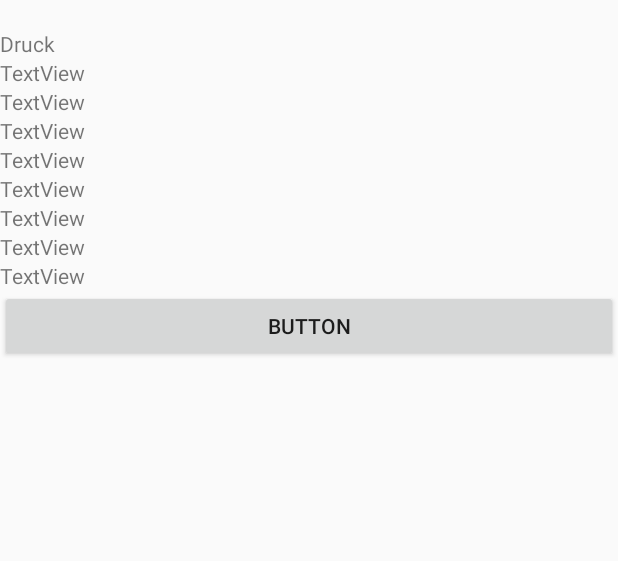
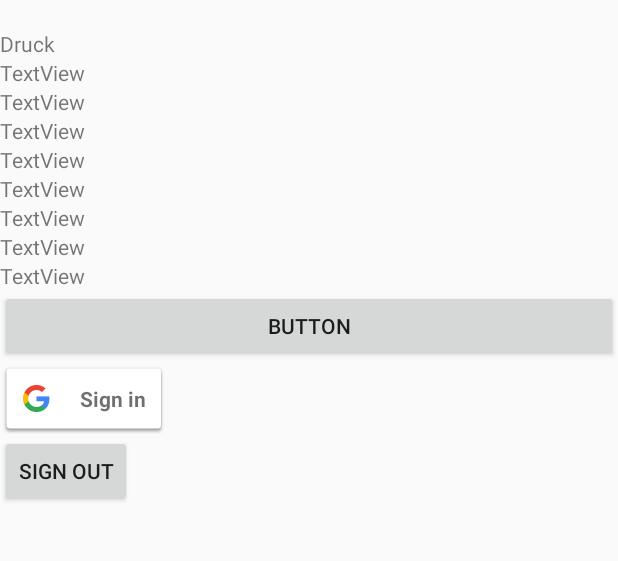
Before and after one commit to Wasilok/AndroidPraktikum, an Android app: the screen it shows after launch (MainActivity), on a phone screen of 412 x 824 dp, the part 113-674 px from its top. Run offline under Robolectric (Android 15) with nearby library versions, the phone set to English and light mode, and no system bars.

Commit message:
Sign-In und Sign-Out Button mit funktionalität

```diff
--- a/app/src/main/res/layout/activity_main.xml
+++ b/app/src/main/res/layout/activity_main.xml
@@ -132,4 +132,20 @@
 
         android:text="Button" />
 
+    <com.google.android.gms.common.SignInButton
+        android:id="@+id/sign_in_button"
+        android:layout_width="wrap_content"
+        android:layout_height="wrap_content"
+        tools:layout_editor_absoluteX="142dp"
+        tools:layout_editor_absoluteY="518dp" />
+
+    <Button
+        android:id="@+id/button_sign_out"
+        android:layout_width="wrap_content"
+        android:layout_height="wrap_content"
+        android:text="Sign Out"
+        tools:ignore="MissingConstraints"
+        tools:layout_editor_absoluteX="162dp"
+        tools:layout_editor_absoluteY="597dp" />
+
 </LinearLayout>
```
